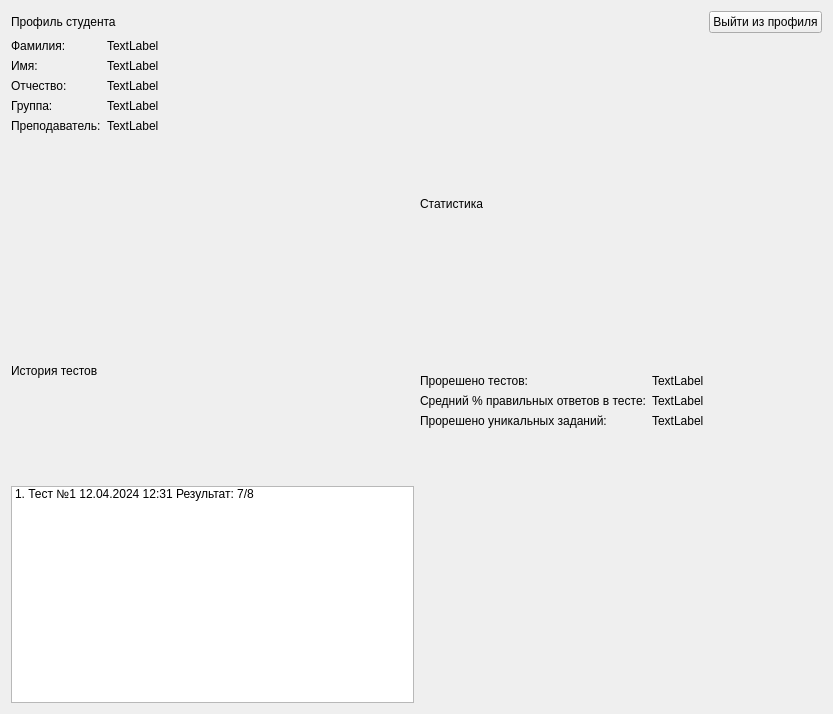
Old version of the form client/gui/ui_student_profile_page.ui in the repository RozeQz/GraphEmbedding.
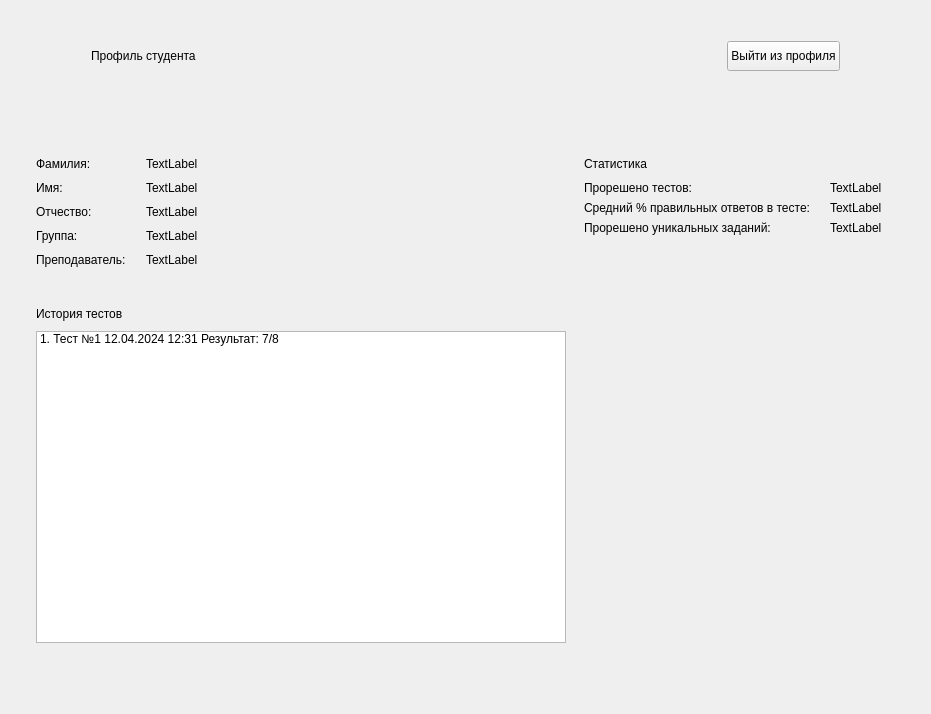
New version of the form.

Patch:
```diff
--- a/client/gui/ui_student_profile_page.ui
+++ b/client/gui/ui_student_profile_page.ui
@@ -6,7 +6,7 @@
    <rect>
     <x>0</x>
     <y>0</y>
-    <width>833</width>
+    <width>931</width>
     <height>714</height>
    </rect>
   </property>
@@ -16,10 +16,32 @@
   <layout class="QVBoxLayout" name="verticalLayout">
    <item>
     <layout class="QHBoxLayout" name="horizontalLayout_2">
+     <property name="topMargin">
+      <number>30</number>
+     </property>
+     <property name="bottomMargin">
+      <number>10</number>
+     </property>
+     <item>
+      <spacer name="horizontalSpacer_5">
+       <property name="orientation">
+        <enum>Qt::Horizontal</enum>
+       </property>
+       <property name="sizeType">
+        <enum>QSizePolicy::Maximum</enum>
+       </property>
+       <property name="sizeHint" stdset="0">
+        <size>
+         <width>80</width>
+         <height>20</height>
+        </size>
+       </property>
+      </spacer>
+     </item>
      <item>
       <widget class="QLabel" name="lbl_fixed">
        <property name="sizePolicy">
-        <sizepolicy hsizetype="Maximum" vsizetype="Maximum">
+        <sizepolicy hsizetype="Preferred" vsizetype="Preferred">
          <horstretch>0</horstretch>
          <verstretch>0</verstretch>
         </sizepolicy>
@@ -44,19 +66,106 @@
      </item>
      <item>
       <widget class="QPushButton" name="btn_logout">
+       <property name="sizePolicy">
+        <sizepolicy hsizetype="Preferred" vsizetype="Fixed">
+         <horstretch>0</horstretch>
+         <verstretch>0</verstretch>
+        </sizepolicy>
+       </property>
+       <property name="minimumSize">
+        <size>
+         <width>0</width>
+         <height>30</height>
+        </size>
+       </property>
+       <property name="maximumSize">
+        <size>
+         <width>16777215</width>
+         <height>30</height>
+        </size>
+       </property>
+       <property name="cursor">
+        <cursorShape>PointingHandCursor</cursorShape>
+       </property>
        <property name="text">
         <string>Выйти из профиля</string>
        </property>
       </widget>
      </item>
+     <item>
+      <spacer name="horizontalSpacer_6">
+       <property name="orientation">
+        <enum>Qt::Horizontal</enum>
+       </property>
+       <property name="sizeType">
+        <enum>QSizePolicy::Maximum</enum>
+       </property>
+       <property name="sizeHint" stdset="0">
+        <size>
+         <width>80</width>
+         <height>20</height>
+        </size>
+       </property>
+      </spacer>
+     </item>
     </layout>
    </item>
+   <item>
+    <spacer name="verticalSpacer">
+     <property name="orientation">
+      <enum>Qt::Vertical</enum>
+     </property>
+     <property name="sizeType">
+      <enum>QSizePolicy::Preferred</enum>
+     </property>
+     <property name="sizeHint" stdset="0">
+      <size>
+       <width>20</width>
+       <height>40</height>
+      </size>
+     </property>
+    </spacer>
+   </item>
    <item>
     <layout class="QHBoxLayout" name="horizontalLayout">
+     <item>
+      <spacer name="horizontalSpacer_2">
+       <property name="orientation">
+        <enum>Qt::Horizontal</enum>
+       </property>
+       <property name="sizeType">
+        <enum>QSizePolicy::Maximum</enum>
+       </property>
+       <property name="sizeHint" stdset="0">
+        <size>
+         <width>80</width>
+         <height>20</height>
+        </size>
+       </property>
+      </spacer>
+     </item>
      <item>
       <layout class="QVBoxLayout" name="verticalLayout_2">
+       <property name="spacing">
+        <number>10</number>
+       </property>
+       <property name="topMargin">
+        <number>30</number>
+       </property>
+       <property name="bottomMargin">
+        <number>60</number>
+       </property>
        <item>
         <layout class="QFormLayout" name="formLayout">
+         <property name="sizeConstraint">
+          <enum>QLayout::SetMaximumSize</enum>
+         </property>
+         <property name="horizontalSpacing">
+          <number>20</number>
+         </property>
+         <property name="bottomMargin">
+          <number>30</number>
+         </property>
          <item row="0" column="0">
           <widget class="QLabel" name="label">
            <property name="text">
@@ -131,19 +240,43 @@
        </item>
        <item>
         <widget class="QLabel" name="lbl_fixed_2">
+         <property name="sizePolicy">
+          <sizepolicy hsizetype="Fixed" vsizetype="Fixed">
+           <horstretch>0</horstretch>
+           <verstretch>0</verstretch>
+          </sizepolicy>
+         </property>
          <property name="text">
           <string>История тестов</string>
          </property>
+         <property name="margin">
+          <number>0</number>
+         </property>
         </widget>
        </item>
        <item>
         <widget class="QListWidget" name="listWidget">
          <property name="sizePolicy">
-          <sizepolicy hsizetype="Preferred" vsizetype="Preferred">
+          <sizepolicy hsizetype="Maximum" vsizetype="Expanding">
            <horstretch>0</horstretch>
            <verstretch>0</verstretch>
           </sizepolicy>
          </property>
+         <property name="minimumSize">
+          <size>
+           <width>530</width>
+           <height>50</height>
+          </size>
+         </property>
+         <property name="maximumSize">
+          <size>
+           <width>16777215</width>
+           <height>16777215</height>
+          </size>
+         </property>
+         <property name="cursor" stdset="0">
+          <cursorShape>PointingHandCursor</cursorShape>
+         </property>
          <item>
           <property name="text">
            <string>1. Тест №1 12.04.2024 12:31 Результат: 7/8</string>
@@ -154,9 +287,55 @@
       </layout>
      </item>
      <item>
+      <spacer name="horizontalSpacer_4">
+       <property name="orientation">
+        <enum>Qt::Horizontal</enum>
+       </property>
+       <property name="sizeType">
+        <enum>QSizePolicy::Preferred</enum>
+       </property>
+       <property name="sizeHint" stdset="0">
+        <size>
+         <width>40</width>
+         <height>20</height>
+        </size>
+       </property>
+      </spacer>
+     </item>
+     <item>
+      <layout class="QHBoxLayout" name="horizontalLayout_4">
+       <item>
+        <spacer name="horizontalSpacer_7">
+         <property name="orientation">
+          <enum>Qt::Horizontal</enum>
+         </property>
+         <property name="sizeHint" stdset="0">
+          <size>
+           <width>40</width>
+           <height>20</height>
+          </size>
+         </property>
+        </spacer>
+       </item>
+       <item>
       <layout class="QVBoxLayout" name="verticalLayout_3">
+         <property name="spacing">
+          <number>10</number>
+         </property>
+         <property name="topMargin">
+          <number>30</number>
+         </property>
+         <property name="bottomMargin">
+          <number>50</number>
+         </property>
        <item>
         <widget class="QLabel" name="lbl_fixed_3">
+           <property name="sizePolicy">
+            <sizepolicy hsizetype="Preferred" vsizetype="Maximum">
+             <horstretch>0</horstretch>
+             <verstretch>0</verstretch>
+            </sizepolicy>
+           </property>
          <property name="text">
           <string>Статистика</string>
          </property>
@@ -164,6 +343,12 @@
        </item>
        <item>
         <layout class="QFormLayout" name="formLayout_2">
+           <property name="horizontalSpacing">
+            <number>20</number>
+           </property>
+           <property name="verticalSpacing">
+            <number>6</number>
+           </property>
          <item row="0" column="0">
           <widget class="QLabel" name="label_6">
            <property name="text">
@@ -209,6 +394,37 @@
         </layout>
        </item>
       </layout>
+       </item>
+       <item>
+        <spacer name="horizontalSpacer_8">
+         <property name="orientation">
+          <enum>Qt::Horizontal</enum>
+         </property>
+         <property name="sizeHint" stdset="0">
+          <size>
+           <width>40</width>
+           <height>20</height>
+          </size>
+         </property>
+        </spacer>
+       </item>
+      </layout>
+     </item>
+     <item>
+      <spacer name="horizontalSpacer_3">
+       <property name="orientation">
+        <enum>Qt::Horizontal</enum>
+       </property>
+       <property name="sizeType">
+        <enum>QSizePolicy::Maximum</enum>
+       </property>
+       <property name="sizeHint" stdset="0">
+        <size>
+         <width>80</width>
+         <height>20</height>
+        </size>
+       </property>
+      </spacer>
      </item>
     </layout>
    </item>
```
Lines whose indentation alone changed are shown as unchanged.
